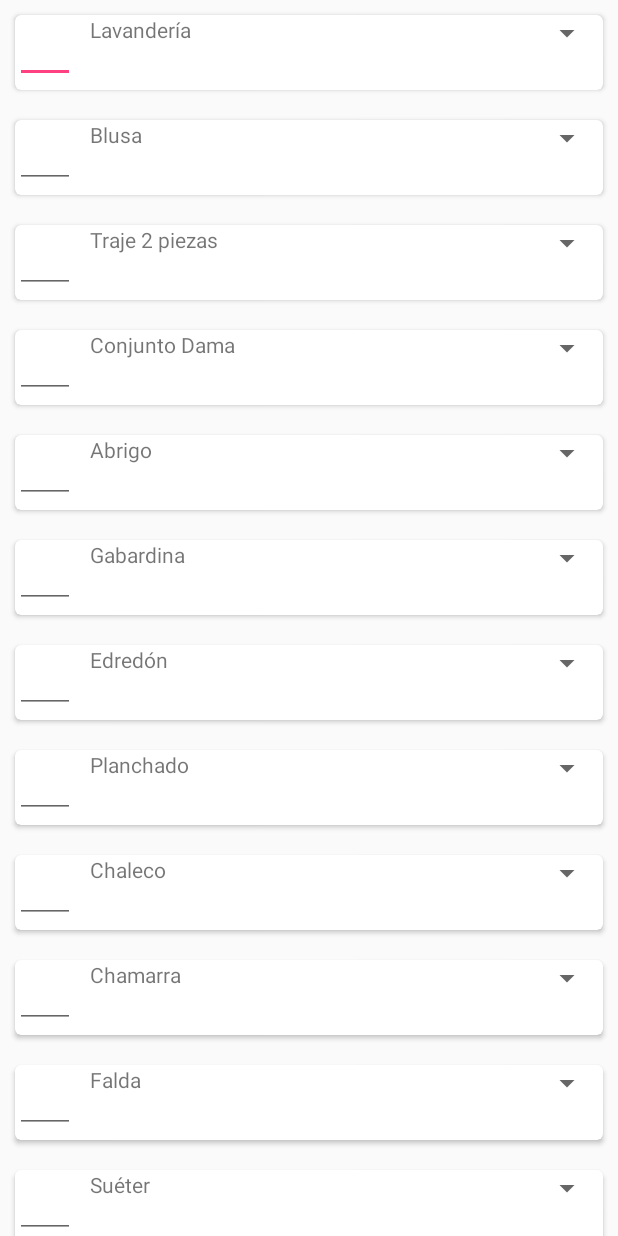
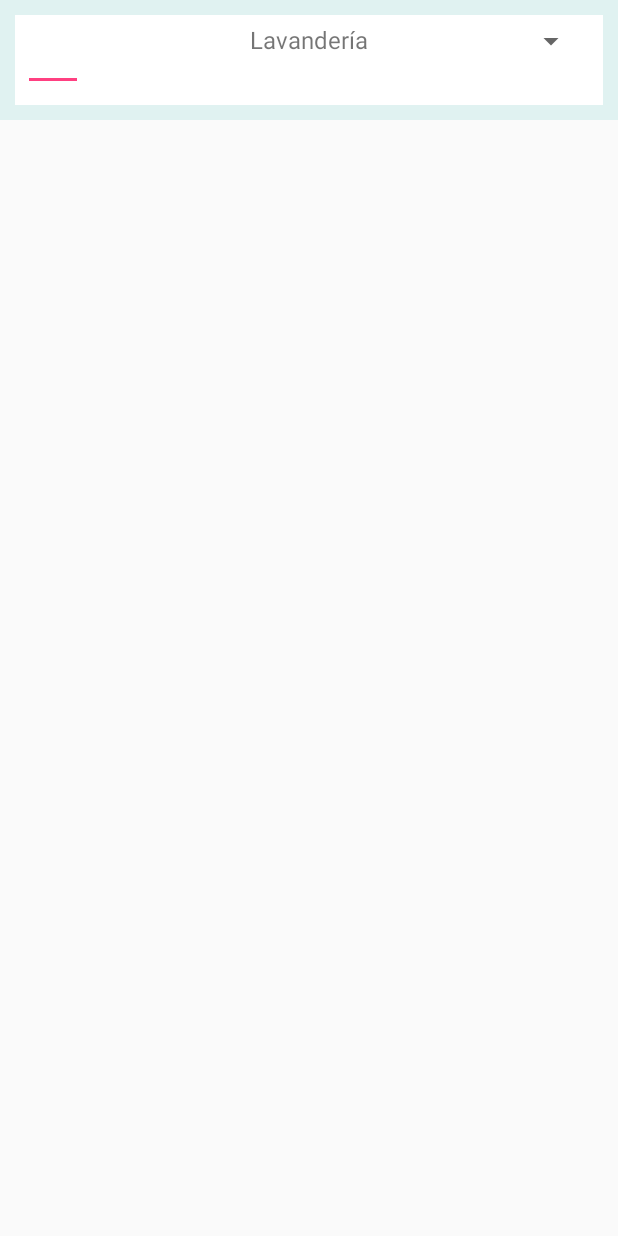
Before and after one commit to MexiCANIENSE/ClinChacha-master, an Android app: the fragment TintoreriaFragment shown on its own in the app's theme, on a phone screen of 412 x 824 dp. Run offline under Robolectric (Android 15) with nearby library versions, the light colour scheme and no system bars.

Commit message:
+Tintoreria Item

```diff
--- a/app/src/main/java/com/edu/paytonramirezg/clinchacha/TintoreriaFragment.java
+++ b/app/src/main/java/com/edu/paytonramirezg/clinchacha/TintoreriaFragment.java
@@ -2,13 +2,28 @@ package com.edu.paytonramirezg.clinchacha;
 
 import android.os.Bundle;
 import android.support.v4.app.Fragment;
-import android.support.v7.widget.LinearLayoutManager;
-import android.support.v7.widget.RecyclerView;
+import android.text.Editable;
+import android.text.TextWatcher;
 import android.view.LayoutInflater;
 import android.view.View;
 import android.view.ViewGroup;
+import android.widget.AdapterView;
+import android.widget.ArrayAdapter;
+import android.widget.EditText;
+import android.widget.Spinner;
+import android.widget.TextView;
+
+import java.util.ArrayList;
+import java.util.List;
 
 public class TintoreriaFragment extends Fragment {
+
+    View rootView;
+    Spinner spinLavanderia;
+    EditText cantLavanderia;
+    TextView tvLavanderia;
+    int vLavanderia = 27;
+
     public TintoreriaFragment() {
         // Required empty public constructor
     }
@@ -23,16 +38,78 @@ public class TintoreriaFragment extends Fragment {
     public View onCreateView(LayoutInflater inflater, ViewGroup container,
                              Bundle savedInstanceState) {
         // Inflate the layout for this fragment
-        View rootView = inflater.inflate(R.layout.fragment_tintoreria, container, false);
+        rootView = inflater.inflate(R.layout.fragment_tintoreria, container, false);
 
-        RecyclerView rv = (RecyclerView) rootView.findViewById(R.id.rv_recycler_view);
-        rv.setHasFixedSize(true);
-        MyAdapter adapter = new MyAdapter(new String[]{"Lavandería", "Blusa", "Traje 2 piezas", "Conjunto Dama", "Abrigo" ,"Gabardina", "Edredón" , "Planchado","Chaleco","Chamarra","Falda","Suéter","Palatzo","Vestido"});
-        rv.setAdapter(adapter);
+        spinLavanderia = (Spinner) rootView.findViewById(R.id.spinner_lavanderia);
+        cantLavanderia = (EditText) rootView.findViewById(R.id.et_lavanderia);
+        tvLavanderia = (TextView) rootView.findViewById(R.id.tv_lavanderia);
 
-        LinearLayoutManager llm = new LinearLayoutManager(getActivity());
-        rv.setLayoutManager(llm);
+        initEditListener();
+        initSpinners();
 
         return rootView;
     }
+
+    private void initEditListener(){
+
+        cantLavanderia.addTextChangedListener(new TextWatcher() {
+            @Override
+            public void beforeTextChanged(CharSequence charSequence, int i, int i1, int i2) {}
+
+            @Override
+            public void onTextChanged(CharSequence charSequence, int i, int i1, int i2) {
+                tvLavanderia.setText("$"+ (vLavanderia * Integer.parseInt(!cantLavanderia.getText().toString().isEmpty() ?
+                        cantLavanderia.getText().toString() : "0") ));
+            }
+
+            @Override
+            public void afterTextChanged(Editable editable) {}
+        });
+    }
+
+
+
+    private void initSpinners(){
+
+        List<String> precios_lavanderia = new ArrayList<>();
+        precios_lavanderia.add("NA");
+        precios_lavanderia.add("Precio por Kg $27");
+        precios_lavanderia.add("Carga mínima 3Kg $81");
+        ArrayAdapter<String> dataAdapter = new ArrayAdapter<>(this.getActivity(), android.R.layout.simple_spinner_item, precios_lavanderia);
+        dataAdapter.setDropDownViewResource(android.R.layout.simple_spinner_dropdown_item);
+        spinLavanderia.setAdapter(dataAdapter);
+
+        spinLavanderia.setOnItemSelectedListener(new AdapterView.OnItemSelectedListener() {
+            @Override
+            public void onItemSelected(AdapterView<?> parentView, View selectedItemView, int position, long id) {
+
+                switch (position) {
+                    case 0:
+                        vLavanderia = 0;
+                        tvLavanderia.setText("");
+                        break;
+                    case 1:
+                        vLavanderia = 27;
+                        tvLavanderia.setText(""+ (vLavanderia * Integer.parseInt(!cantLavanderia.getText().toString().isEmpty() ?
+                                cantLavanderia.getText().toString() : "0") ));
+                        break;
+                    case 2:
+                        vLavanderia = 27;
+                        tvLavanderia.setText(""+ (vLavanderia * Integer.parseInt(!cantLavanderia.getText().toString().isEmpty() ?
+                                cantLavanderia.getText().toString() : "0") ));
+                        break;
+                    default:
+                        break;
+                }
+
+
+            }
+
+            @Override
+            public void onNothingSelected(AdapterView<?> parentView) {
+                // your code here
+            }
+        });
+    }
+
 }
--- a/app/src/main/res/layout/fragment_tintoreria.xml
+++ b/app/src/main/res/layout/fragment_tintoreria.xml
@@ -4,19 +4,78 @@
     android:layout_width="match_parent"
     android:layout_height="match_parent">
 
-    <android.support.v7.widget.RecyclerView
+    <ScrollView
+        android:layout_width="match_parent"
+        android:layout_height="wrap_content">
+
+        <LinearLayout
+            android:orientation="vertical"
+            android:layout_width="match_parent"
+            android:layout_height="wrap_content"
+            android:padding="@dimen/fragment_padding"
+            android:background="@color/colorBackItems">
+
+            <LinearLayout
+                android:orientation="horizontal"
+                android:layout_width="match_parent"
+                android:layout_height="60dp"
+                android:background="@color/colorItem">
+
+                <LinearLayout
+                    android:orientation="vertical"
+                    android:layout_width="0dp"
+                    android:layout_height="wrap_content"
+                    android:layout_weight="2"
+                    android:padding="@dimen/fragment_padding_inner">
+                    <EditText
+                        android:id="@+id/et_lavanderia"
+                        android:layout_width="40dp"
+                        android:layout_height="wrap_content"
+                        android:inputType="number"
+                        android:maxLength="2"/>
+
+                </LinearLayout>
+                <LinearLayout
+                    android:orientation="vertical"
+                    android:layout_width="0dp"
+                    android:layout_height="wrap_content"
+                    android:layout_weight="4"
+                    android:padding="@dimen/fragment_padding_inner">
+                    <TextView
+                        android:textSize="16sp"
+                        android:layout_width="wrap_content"
+                        android:layout_height="wrap_content"
+                        android:text="@string/et_lavanderia"
+                        android:layout_gravity="center_horizontal|center_vertical"/>
+                    <TextView
+                        android:id="@+id/tv_lavanderia"
+                        android:layout_width="wrap_content"
+                        android:layout_height="wrap_content"
+                        android:text="@string/costo_lavanderia"/>
+
+                </LinearLayout>
+                <LinearLayout
+                    android:orientation="vertical"
+                    android:layout_width="0dp"
+                    android:layout_height="wrap_content"
+                    android:layout_weight="2"
+                    android:padding="@dimen/fragment_padding_inner">
+                    <Spinner
+                        android:layout_width="wrap_content"
+                        android:layout_height="wrap_content"
+                        android:id="@+id/spinner_lavanderia"
+                        android:layout_marginRight="@dimen/fragment_padding_inner"/>
+                </LinearLayout>
+
+            </LinearLayout>
+
+
+
+        </LinearLayout>
+    </ScrollView>
+
+    <!--android.support.v7.widget.RecyclerView
         android:id="@+id/rv_recycler_view"
         android:layout_width="match_parent"
-        android:layout_height="match_parent"/>
-
-    <Button
-        android:layout_width="match_parent"
-        android:layout_height="50dp"
-        android:text="Confirmar"
-        android:textColor="#FFFFFF"
-        android:textAlignment="center"
-        android:background="#93c9a4"
-        android:textSize="15sp"
-        android:id="@+id/bt_confirm_purch"
-        android:layout_below="@id/rv_recycler_view"/>
+        android:layout_height="match_parent"/-->
 </RelativeLayout>
--- a/app/src/main/res/values/colors.xml
+++ b/app/src/main/res/values/colors.xml
@@ -8,4 +8,6 @@
     <color name="colorAccentTab">#FF4081</color>
     <color name="colorAccentTab2">#FF4081</color>
     <color name="colorAccentTab3">#FF4081</color>
+    <color name="colorItem">#FFFFFF</color>
+    <color name="colorBackItems">#E0F2F1</color>
 </resources>
--- a/app/src/main/res/values/dimens.xml
+++ b/app/src/main/res/values/dimens.xml
@@ -9,4 +9,7 @@
     <dimen name="nav_header_height">100dp</dimen>
     <dimen name="fab_margin">0dp</dimen>
     <dimen name="activity_vertical_margin">0dp</dimen>
+
+    <dimen name="fragment_padding">10dp</dimen>
+    <dimen name="fragment_padding_inner">5dp</dimen>
 </resources>
--- a/app/src/main/res/values/strings.xml
+++ b/app/src/main/res/values/strings.xml
@@ -19,6 +19,9 @@
 
     <string name="password">Contrase&#241;a</string>
 
+    <string name="et_lavanderia">Lavandería</string>
+    <string name="costo_lavanderia"></string>
+
     <!-- TODO: Remove or change this placeholder text -->
     <string name="hello_blank_fragment">Hello blank fragment</string>
 
--- a/app/src/main/res/values/styles.xml
+++ b/app/src/main/res/values/styles.xml
@@ -17,4 +17,9 @@
 
     <style name="AppTheme.PopupOverlay" parent="ThemeOverlay.AppCompat.Light" />
 
+    <style name="Tintoreria_Items">
+        <item name="windowActionBar">false</item>
+        <item name="windowNoTitle">false</item>
+    </style>
+
 </resources>
```
